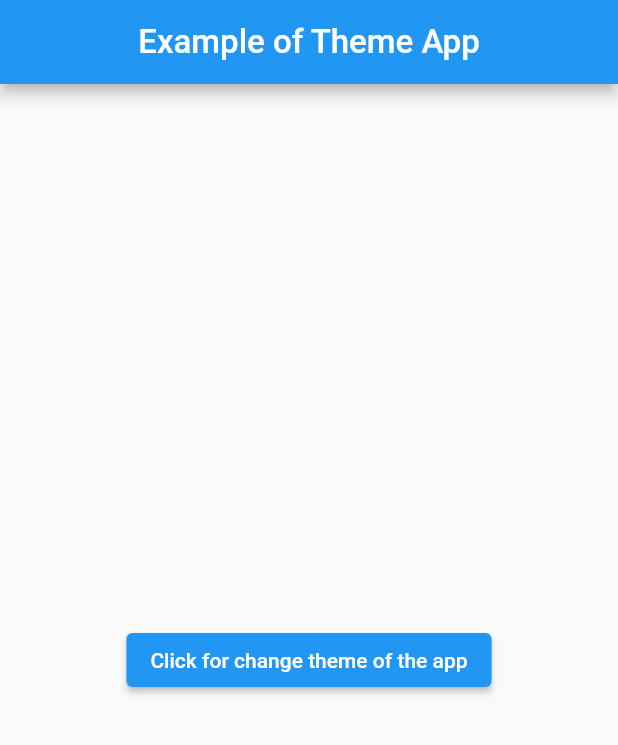
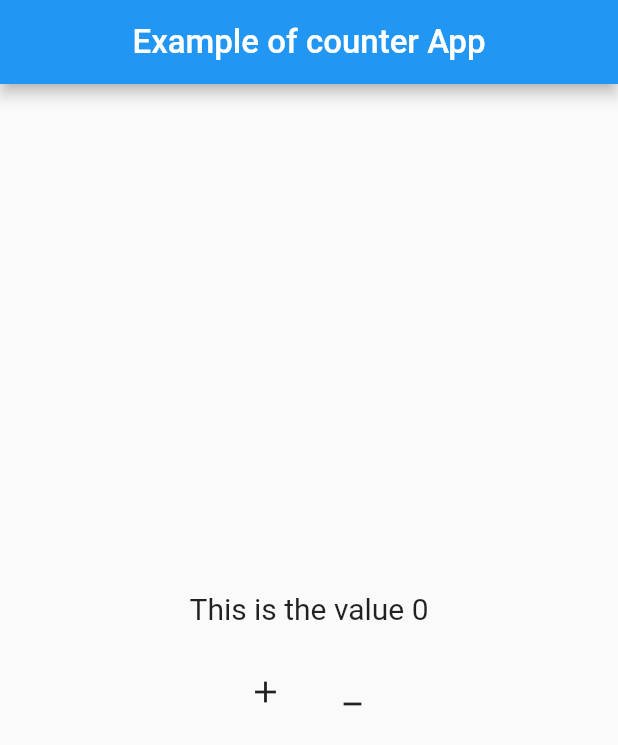
Before and after one commit to AlessandroADG/flutter_application, a Flutter app: the screen it shows after launch, on a phone screen of 412 x 824 dp. Shown: the top 745 px of the screen. Run offline on Flutter 3.47's test engine with Material 2 defaults, Android fonts, the phone set to English and light mode, and no system bars.

Commit message:
add counter app in easy way

```diff
--- /dev/null
+++ b/theme_change/lib/counter_app/counter_app.dart
@@ -0,0 +1,61 @@
+import 'package:flutter/material.dart';
+
+class Counter extends StatefulWidget {
+  const Counter({Key? key}) : super(key: key);
+
+  @override
+  _CounterState createState() => _CounterState();
+}
+
+class _CounterState extends State<Counter> {
+  int count = 0;
+
+  @override
+  Widget build(BuildContext context) {
+    return MaterialApp(
+      home: Scaffold(
+        appBar: AppBar(
+          title: const Text(
+            'Example of counter App',
+            style: TextStyle(fontSize: 22),
+          ),
+          centerTitle: true,
+        ),
+        body: Column(
+          mainAxisAlignment: MainAxisAlignment.center,
+          crossAxisAlignment: CrossAxisAlignment.center,
+          children: [
+            Text(
+              'This is the value $count',
+              style: const TextStyle(fontSize: 20),
+            ),
+            const SizedBox(
+              height: 20,
+            ),
+            Row(
+                mainAxisAlignment: MainAxisAlignment.center,
+                children: [
+              IconButton(
+                  onPressed: () {
+                    setState(() {
+                      count++;
+                    });
+                  },
+                  icon: const Icon(Icons.add)),
+              const SizedBox(
+                width: 10,
+              ),
+              IconButton(
+                  onPressed: () {
+                    setState(() {
+                      count--;
+                    });
+                  },
+                  icon: const Icon(Icons.minimize)),
+            ])
+          ],
+        ),
+      ),
+    );
+  }
+}
--- a/theme_change/lib/main.dart
+++ b/theme_change/lib/main.dart
@@ -1,6 +1,6 @@
 import 'package:flutter/material.dart';
-import 'package:theme_change/screen/theme_app.dart';
+import 'package:theme_change/counter_app/counter_app.dart';
 
 void main() {
-  runApp(const ThemeApp());
+  runApp(const Counter());
 }
```
